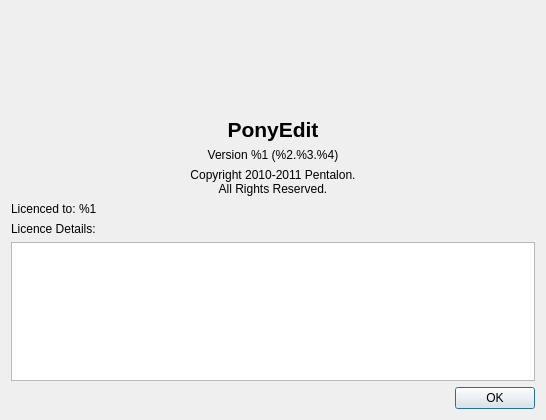
Old version of the form main/aboutdialog.ui in the repository PonyEdit/PonyEdit.
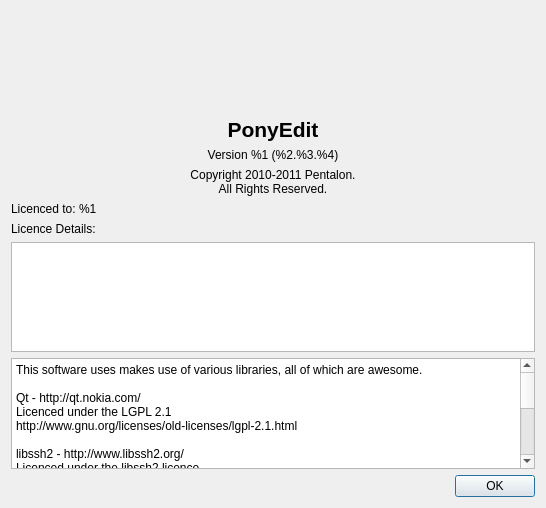
New version of the form. Icons and pictures are not drawn.

Commit message: Added licence info for libs to the About dialog

Patch:
```diff
--- a/main/aboutdialog.ui
+++ b/main/aboutdialog.ui
@@ -7,7 +7,7 @@
     <x>0</x>
     <y>0</y>
     <width>546</width>
-    <height>420</height>
+    <height>508</height>
    </rect>
   </property>
   <property name="windowTitle">
@@ -72,7 +72,7 @@
      </property>
     </widget>
    </item>
-   <item row="7" column="0" colspan="3">
+   <item row="8" column="0" colspan="3">
     <widget class="QDialogButtonBox" name="buttonBox">
      <property name="orientation">
       <enum>Qt::Horizontal</enum>
@@ -132,6 +132,30 @@
      </property>
     </widget>
    </item>
+   <item row="7" column="0" colspan="3">
+    <widget class="QPlainTextEdit" name="plainTextEdit">
+     <property name="readOnly">
+      <bool>true</bool>
+     </property>
+     <property name="plainText">
+      <string>This software uses makes use of various libraries, all of which are awesome.
+
+Qt - http://qt.nokia.com/
+Licenced under the LGPL 2.1
+http://www.gnu.org/licenses/old-licenses/lgpl-2.1.html
+
+libssh2 - http://www.libssh2.org/
+Licenced under the libssh2 licence
+http://www.libssh2.org/license.html
+
+This product includes software developed by the OpenSSL Project for use in the OpenSSL Toolkit. (http://www.openssl.org/)
+
+KatePart - http://kate-editor.org/about-katepart/
+Licenced under the LGPL 2.0
+http://www.gnu.org/licenses/old-licenses/lgpl-2.0.html</string>
+     </property>
+    </widget>
+   </item>
   </layout>
  </widget>
  <resources>
```
